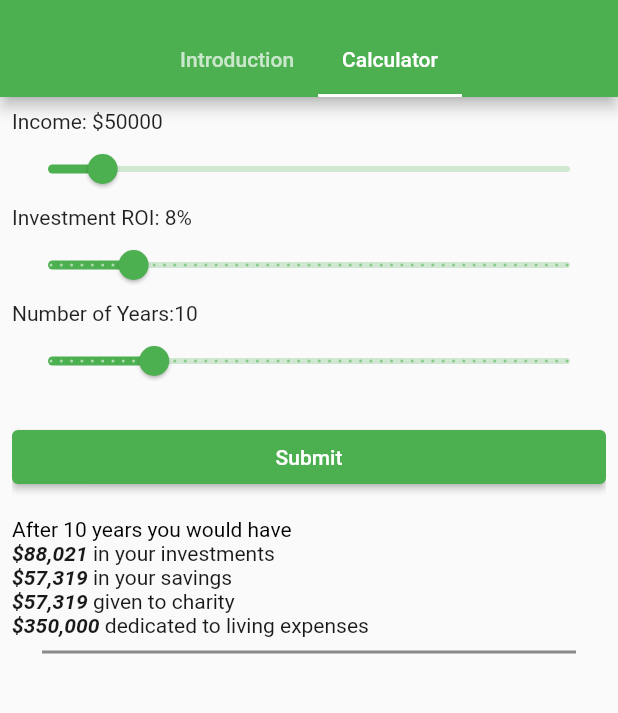
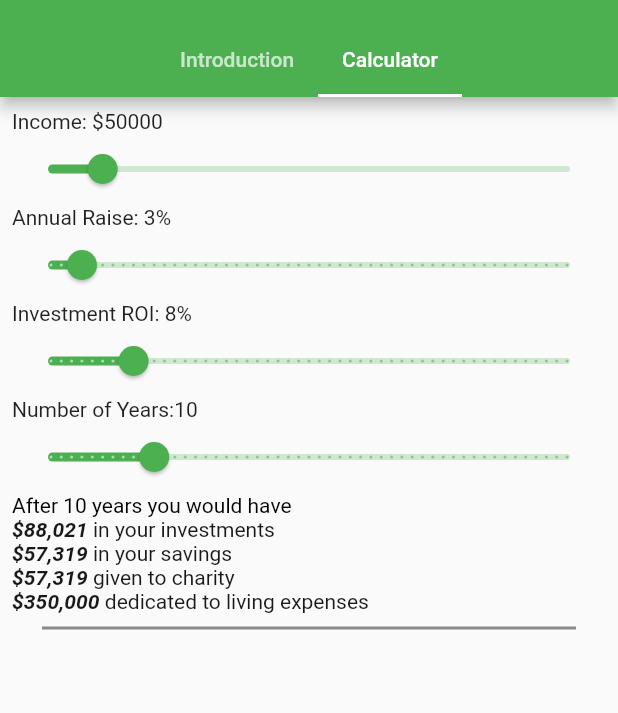
Before and after one commit to markorskip/how_to_be_wealthy, a Flutter app: the screen it shows after launch, tab 2 chosen, on a phone screen of 412 x 824 dp, the part 59-772 px from its top. Run offline on Flutter 3.47's test engine with Material 2 defaults, Android fonts, the light colour scheme and no system bars; missing offline and left inert: dart:ffi.

Commit message:
removed uneeded submit button

```diff
--- a/lib/wealth_calculator_page.dart
+++ b/lib/wealth_calculator_page.dart
@@ -23,9 +23,10 @@ class WealthCalculatorPageState extends State<WealthCalculatorPage> {
   double _currentInvestmentReturn = 8;
   double _currentNumberOfYears = 10;
   double _currentSalary = 50000;
+  double _annualRaise = 3;
 
   getWC() {
-    return new WealthCalculator(_currentSalary, this._currentInvestmentReturn, this._currentNumberOfYears.toInt(), 3);
+    return new WealthCalculator(_currentSalary, this._currentInvestmentReturn, this._currentNumberOfYears.toInt(), _annualRaise.toInt());
   }
 
   // Create a text controller and use it to retrieve the current value
@@ -70,11 +71,24 @@ class WealthCalculatorPageState extends State<WealthCalculatorPage> {
         value: _currentSalary,
         min: 0,
         max: 500000,
-        divisions: 1000,
+        divisions: 500,
         label: _currentSalary.round().toString(),
         onChanged: (double value) {
           setState(() {
             _currentSalary = value;
+          });
+        },
+      ),
+      Text('Annual Raise: ' + this._annualRaise.toInt().toString() + '%'),
+      Slider(
+        value: _annualRaise,
+        min: 0,
+        max: 50,
+        divisions: 50,
+        label: _annualRaise.round().toString(),
+        onChanged: (double value) {
+          setState(() {
+            _annualRaise = value;
           });
         },
       ),
@@ -103,21 +117,6 @@ class WealthCalculatorPageState extends State<WealthCalculatorPage> {
                 _currentNumberOfYears = value;
               });
             },
-          ),
-          Padding(
-            padding: const EdgeInsets.symmetric(vertical: 16.0),
-            child: ElevatedButton(
-              onPressed: () {
-                // Validate returns true if the form is valid, or false otherwise.
-                if (_formKey.currentState!.validate()) {
-                  // If the form is valid, display a snackbar. In the real world,
-                  // you'd often call a server or save the information in a database.
-                  ScaffoldMessenger.of(context)
-                      .showSnackBar(SnackBar(content: Text('Processing Data')));
-                }
-              },
-              child: Text('Submit'),
-            ),
           ),
       RichText(
         text: TextSpan(text: "After " + this._currentNumberOfYears.round().toString() + " years you would have ",
```
Also changed, not shown: 1 other file.
